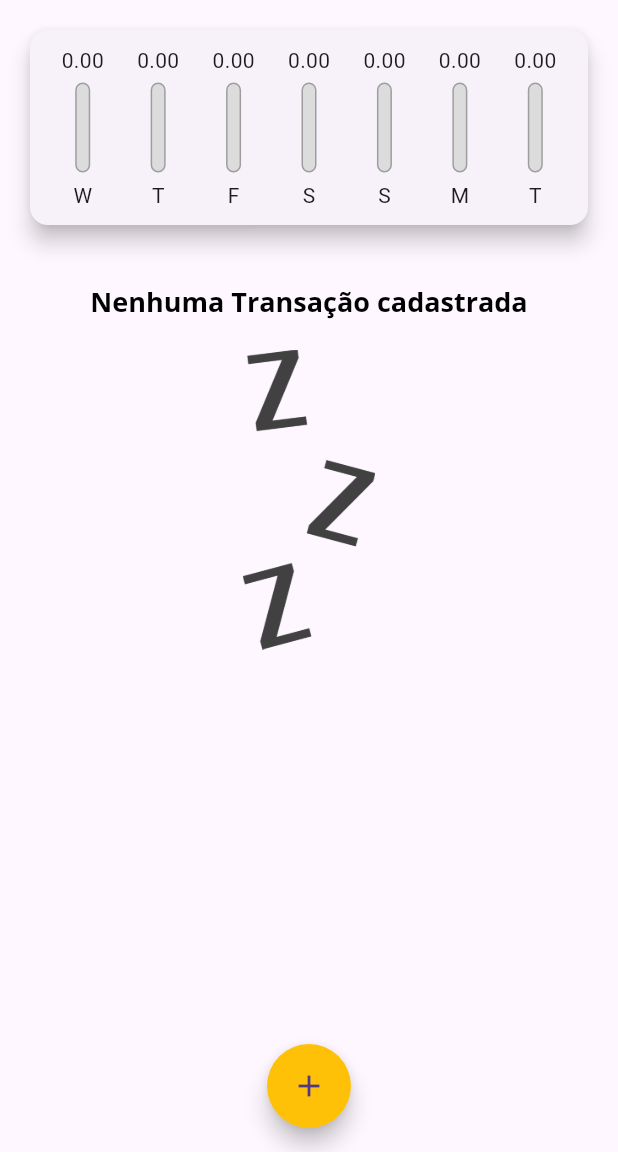
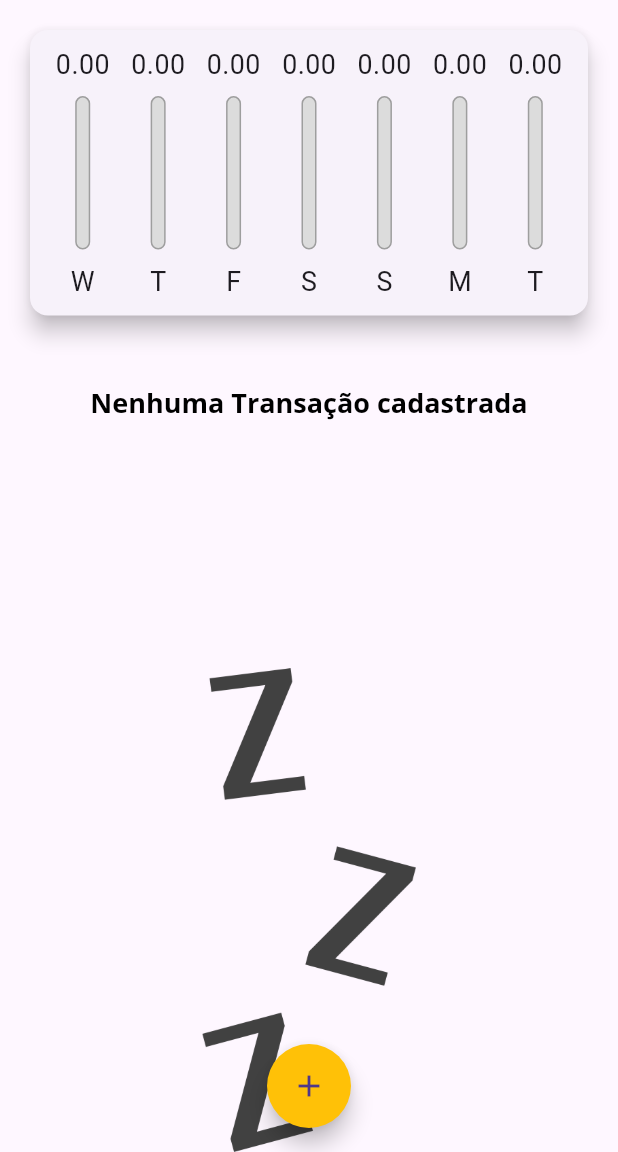
Before and after one commit to Neolivan/expenses, a Flutter app: the screen it shows after launch, on a phone screen of 412 x 824 dp, the part 84-1236 px from its top. Run offline on Flutter 3.47's test engine with Material 3 defaults, Android fonts, the phone set to English and light mode, and no system bars; missing offline and left inert: dart:js_interop.

Commit message:
Adjusts to make it responsive

```diff
--- a/lib/components/chart_bar.dart
+++ b/lib/components/chart_bar.dart
@@ -13,18 +13,20 @@ class ChartBar extends StatelessWidget {
 
   @override
   Widget build(BuildContext context) {
+    return LayoutBuilder(
+      builder: (ctx, constraints) {
         return Column(
           children: [
             // Text('R\$${value.toStringAsFixed(2)}'),
             Container(
-          height: 20,
+              height: constraints.maxHeight * 0.15,
               child: FittedBox(child: Text('${value.toStringAsFixed(2)}')),
             ),
             SizedBox(
-          height: 5,
+              height: constraints.maxHeight * 0.05,
             ),
             Container(
-          height: 60,
+              height: constraints.maxHeight * 0.6,
               width: 10,
               child: Stack(
                 alignment: Alignment.bottomCenter,
@@ -50,10 +52,15 @@ class ChartBar extends StatelessWidget {
               ),
             ),
             SizedBox(
-          height: 5,
+              height: constraints.maxHeight * 0.05,
             ),
-        Text('${label}')
+            Container(
+              height: constraints.maxHeight * 0.15,
+              child: FittedBox(child: Text('${label}')),
+            )
           ],
+        );
+      },
     );
   }
 }
--- a/lib/components/transaction_form.dart
+++ b/lib/components/transaction_form.dart
@@ -1,4 +1,7 @@
+import 'dart:js_interop';
+
 import 'package:flutter/material.dart';
+import 'package:flutter/widgets.dart';
 import 'package:intl/intl.dart';
 
 class TransactionForm extends StatefulWidget {
@@ -22,7 +25,7 @@ class _TransactionFormState extends State<TransactionForm> {
     if (title.isEmpty || value <= 0 || _selectedDate == null) {
       return;
     }
-    widget.onSubmit(title, value, _selectedDate!);
+    widget.onSubmit(title, value, _selectedDate);
   }
 
   _showDatePicker() {
@@ -43,10 +46,16 @@ class _TransactionFormState extends State<TransactionForm> {
 
   @override
   Widget build(BuildContext context) {
-    return Card(
+    return SingleChildScrollView(
+      child: Card(
         elevation: 5,
         child: Padding(
-        padding: const EdgeInsets.all(10),
+          padding: const EdgeInsets.only(
+            top: 10,
+            right: 10,
+            left: 10,
+            bottom: 10,
+          ),
           child: Column(
             children: [
               TextField(
@@ -102,6 +111,7 @@ class _TransactionFormState extends State<TransactionForm> {
             ],
           ),
         ),
+      ),
     );
   }
 }
--- a/lib/components/transaction_list.dart
+++ b/lib/components/transaction_list.dart
@@ -10,29 +10,34 @@ class TransactionList extends StatelessWidget {
 
   @override
   Widget build(BuildContext context) {
-    return Container(
-      height: 400,
-      child: transactions.isEmpty
-          ? Column(
+    return transactions.isEmpty
+        ? LayoutBuilder(
+            builder: (ctx, constrains) {
+              return Column(
                 children: [
                   SizedBox(
-                  height: 20,
+                    height: constrains.maxHeight * 0.05,
                   ),
-                Text(
+                  Container(
+                    height: constrains.maxHeight * 0.3,
+                    child: Text(
                       'Nenhuma Transação cadastrada',
                       style: Theme.of(context).textTheme.titleLarge,
                     ),
+                  ),
                   SizedBox(
-                  height: 20,
+                    height: constrains.maxHeight * 0.05,
                   ),
                   Container(
-                  height: 200,
+                    height: constrains.maxHeight * 0.6,
                     child: Image.asset(
                       'assets/images/waiting.png',
                       fit: BoxFit.cover,
                     ),
                   )
                 ],
+              );
+            },
           )
         : ListView.builder(
             itemCount: transactions.length,
@@ -56,7 +61,16 @@ class TransactionList extends StatelessWidget {
                     style: Theme.of(context).textTheme.titleLarge,
                   ),
                   subtitle: Text(DateFormat('d MMM y').format(tr.date)),
-                    trailing: IconButton(
+                  trailing: MediaQuery.of(context).size.width > 400
+                      ? TextButton.icon(
+                          onPressed: () => onRemove(tr.id),
+                          label: Text(
+                            'Excluir',
+                            style: TextStyle(color: Colors.red),
+                          ),
+                          icon: Icon(Icons.delete),
+                        )
+                      : IconButton(
                           onPressed: () => onRemove(tr.id),
                           icon: Icon(Icons.delete),
                           color: Colors.red,
@@ -64,7 +78,6 @@ class TransactionList extends StatelessWidget {
                 ),
               );
             },
-            ),
           );
   }
 }
--- a/lib/main.dart
+++ b/lib/main.dart
@@ -1,3 +1,4 @@
+import 'dart:io';
 import 'dart:math';
 
 import 'package:expenses/components/chart.dart';
@@ -46,7 +47,7 @@ class MyHomePage extends StatefulWidget {
 
 class _MyHomePageState extends State<MyHomePage> {
   final List<Transaction> _transaction = [];
-
+  bool _showChart = false;
   List<Transaction> get _recentTransactions {
     return _transaction.where((tr) {
       return tr.date.isAfter(DateTime.now().subtract(Duration(days: 7)));
@@ -84,32 +85,59 @@ class _MyHomePageState extends State<MyHomePage> {
 
   @override
   Widget build(BuildContext context) {
-    return Scaffold(
-      appBar: AppBar(
+    final mediaQuery = MediaQuery.of(context);
+    bool isLandscape = mediaQuery.orientation == Orientation.landscape;
+
+    final appBar = AppBar(
       title: Text(
         'Despesas Pessoais',
       ),
       backgroundColor: Theme.of(context).primaryColor,
       foregroundColor: Theme.of(context).secondaryHeaderColor,
       actions: [
+        if (isLandscape)
+          IconButton(
+              onPressed: () {
+                setState(() {
+                  _showChart = !_showChart;
+                });
+              },
+              icon: Icon(_showChart ? Icons.list : Icons.show_chart)),
         IconButton(
             onPressed: () => _openTransactionFormModal(context),
-              icon: Icon(Icons.add))
+            icon: Icon(Icons.add)),
       ],
-      ),
+    );
+
+    final availableHeight = mediaQuery.size.height -
+        appBar.preferredSize.height -
+        mediaQuery.padding.top;
+
+    return Scaffold(
+      appBar: appBar,
       body: SingleChildScrollView(
         child: Column(
           crossAxisAlignment: CrossAxisAlignment.stretch,
           children: [
-            Chart(recentTransactions: _recentTransactions),
-            TransactionList(
+            if (_showChart || !isLandscape)
+              Container(
+                height: availableHeight * (isLandscape ? 0.7 : 0.3),
+                child: Chart(recentTransactions: _recentTransactions),
+              ),
+            if (!_showChart || !isLandscape)
+              Container(
+                height: availableHeight * (isLandscape ? 1 : 0.7),
+                child: TransactionList(
                   transactions: _transaction,
                   onRemove: _removeTransaction,
+                ),
               ),
           ],
         ),
       ),
-      floatingActionButton: FloatingActionButton(
+      floatingActionButton: Platform.isIOS
+          ? Container()
+          : FloatingActionButton(
               child: Icon(Icons.add),
               onPressed: () => _openTransactionFormModal(context),
               backgroundColor: Theme.of(context).colorScheme.secondary,
```
Lines whose indentation alone changed are shown as unchanged.
